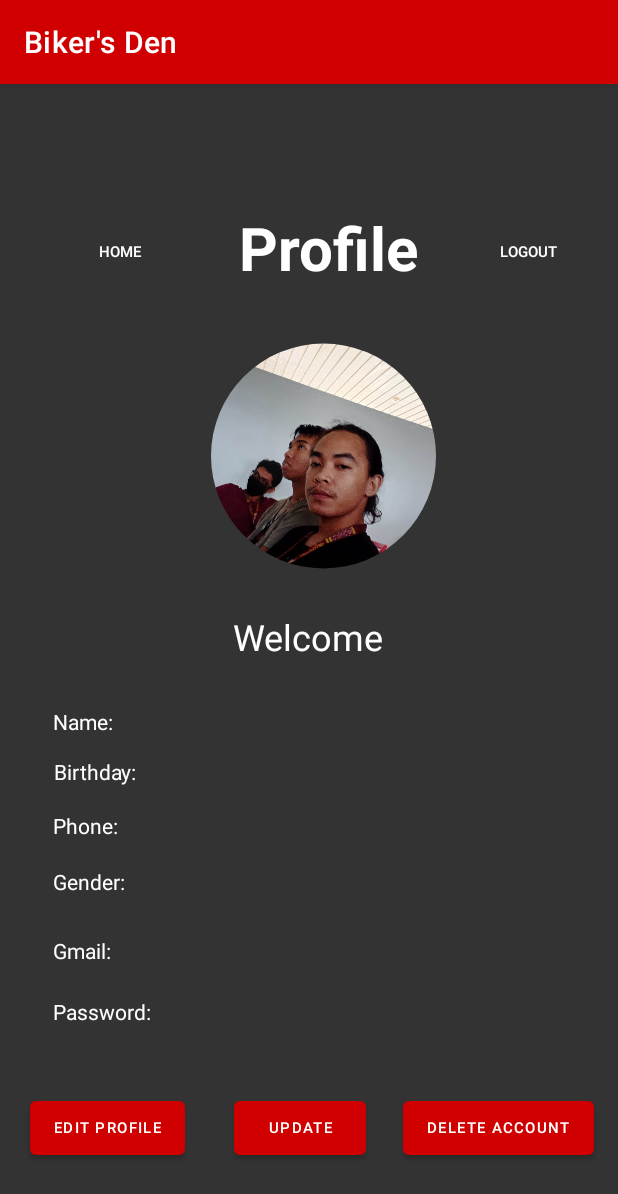
After one commit to harenzp/Biker-s-Den, an Android app: the Profile screen opened directly, with no data from a screen before it, on a phone screen of 412 x 824 dp. The commit adds this screen. Shown: the top 1194 px of the screen. Run offline under Robolectric (Android 15) with nearby library versions, the phone set to English and light mode, and no system bars; our stand-ins replace CircleImageView; Roboto replaces fonts that are not available here.

Commit message:
wapa nahuman yawa way internet

```diff
--- a/app/build.gradle
+++ b/app/build.gradle
@@ -43,4 +43,6 @@ dependencies {
     testImplementation 'junit:junit:4.13.2'
     androidTestImplementation 'androidx.test.ext:junit:1.1.5'
     androidTestImplementation 'androidx.test.espresso:espresso-core:3.5.1'
+
+    implementation 'de.hdodenhof:circleimageview:3.1.0'
 }
--- a/app/src/main/AndroidManifest.xml
+++ b/app/src/main/AndroidManifest.xml
@@ -13,6 +13,9 @@
         tools:targetApi="31">
         <activity
             android:name=".Shop"
+            android:exported="false" />
+        <activity
+            android:name=".Profile"
             android:exported="false" />
         <activity
             android:name=".WelcomeScreen"
--- a/app/src/main/java/com/project/bikersden/DatabaseManager.java
+++ b/app/src/main/java/com/project/bikersden/DatabaseManager.java
@@ -4,7 +4,11 @@ package com.project.bikersden;
 import android.database.Cursor;
 import android.database.sqlite.*;
 import android.content.*;
+import android.provider.ContactsContract;
+
 import androidx.annotation.Nullable;
+
+import java.io.Closeable;
 
 public class DatabaseManager extends SQLiteOpenHelper{
 
@@ -18,6 +22,9 @@ public class DatabaseManager extends SQLiteOpenHelper{
     public static final String columnGENDER = "gender";
 
     public static final String columnPassword  = "password";
+
+
+    public static String userGmail = "",userPass = "",userName = "",userBday = "",userPhone = "",userGender = "";
 
 
 
@@ -95,4 +102,40 @@ public class DatabaseManager extends SQLiteOpenHelper{
 
     }
 
+
+    public static void setGmail(String name){
+        userGmail = name;
+    }
+
+    public static void setPass(String password) {
+        userPass = password;
+    }
+
+
+    public void getDataByName() {
+        SQLiteDatabase db = getReadableDatabase();
+
+        String[] projection = {columnNAME, columnBDAY, columnPHONE, columnGENDER};
+        String selection = columnGMAIL + " = ?";
+        String[] selectionArgs = {userGmail};
+
+        Cursor cursor =  db.query(columnUSER, projection, selection, selectionArgs, null, null, null);
+
+        if (cursor.moveToFirst()) {
+            userName = cursor.getString(0);
+            userBday = cursor.getString(1);
+            userPhone = cursor.getString(2);
+            userGender = cursor.getString(3);
+        }
+
+
+
+            db.close();
+            cursor.close();
+
+    }
+
+
+
+
 }
--- a/app/src/main/java/com/project/bikersden/MainActivity.java
+++ b/app/src/main/java/com/project/bikersden/MainActivity.java
@@ -39,6 +39,7 @@ public class MainActivity extends AppCompatActivity implements View.OnClickListe
     }
 
 
+
     @Override
     public void onClick(View v) {
         switch (v.getId()){
@@ -47,7 +48,10 @@ public class MainActivity extends AppCompatActivity implements View.OnClickListe
                 String pass =  password.getText().toString().trim();
                 DatabaseManager db = new DatabaseManager(MainActivity.this);
                 if(db.loginAccount(gmail,pass)){
-                    Toast.makeText(MainActivity.this, "Login Successfull", Toast.LENGTH_SHORT).show();
+                    DatabaseManager.setGmail(gmail);
+                    DatabaseManager.setPass(pass);
+                    db.getDataByName();
+                    Toast.makeText(MainActivity.this, "Welcome " + db.userName, Toast.LENGTH_SHORT).show();
                     startActivity(new Intent(MainActivity.this,WelcomeScreen.class));
                 }else{
                     Toast.makeText(MainActivity.this, "Login Failed. Incorrect gmail or password", Toast.LENGTH_SHORT).show();
--- /dev/null
+++ b/app/src/main/java/com/project/bikersden/Profile.java
@@ -0,0 +1,83 @@
+package com.project.bikersden;
+
+import androidx.appcompat.app.AppCompatActivity;
+
+import android.content.Intent;
+import android.os.Bundle;
+import android.provider.ContactsContract;
+import android.view.View;
+import android.widget.Button;
+import android.widget.ImageView;
+import android.widget.TextView;
+
+public class Profile extends AppCompatActivity {
+
+
+    Button homeBtn,logoutBtn;
+
+    TextView welcomeText,nameText,bdayText,phoneText,genderText,gmailText,passText;
+    ImageView profile;
+
+    @Override
+    protected void onCreate(Bundle savedInstanceState) {
+        super.onCreate(savedInstanceState);
+        setContentView(R.layout.activity_profile);
+
+
+        homeBtn = findViewById(R.id.homeBtn);
+        homeBtn.setOnClickListener(new homeBtnListener());
+
+        logoutBtn = findViewById(R.id.logoutBtn);
+        logoutBtn.setOnClickListener(new logoutBtnLister());
+
+
+        welcomeText = findViewById(R.id.welcomeId);
+        welcomeText.setText("Welcome " + DatabaseManager.userName);
+
+        nameText = (TextView) findViewById(R.id.nameId);
+        nameText.setText("Name: " + DatabaseManager.userName);
+
+        bdayText = (TextView) findViewById(R.id.bdayId);
+        bdayText.setText("Birthday: " + DatabaseManager.userBday);
+
+        phoneText = (TextView) findViewById(R.id.phoneId);
+        phoneText.setText("Phone: " + DatabaseManager.userPhone);
+
+        genderText = (TextView) findViewById(R.id.genderId);
+        genderText.setText("Gender: " + DatabaseManager.userGender);
+
+
+        gmailText = (TextView) findViewById(R.id.gmailId);
+        gmailText.setText("Gmail: " + DatabaseManager.userGmail);
+
+        passText = (TextView) findViewById(R.id.passwordId);
+        passText.setText("Password: " + DatabaseManager.userPass);
+
+        profile = (ImageView) findViewById(R.id.your_imageview_id);
+        if(DatabaseManager.userGender.equals("Male")){
+            profile.setImageResource(R.drawable.harenz);
+        }
+
+
+    }
+
+
+
+    public class homeBtnListener implements View.OnClickListener{
+
+        @Override
+        public void onClick(View view) {
+            startActivity(new Intent(Profile.this,WelcomeScreen.class));
+        }
+    }
+
+    public class logoutBtnLister implements View.OnClickListener{
+
+        @Override
+        public void onClick(View view) {
+            startActivity(new Intent(Profile.this,MainActivity.class));
+        }
+    }
+
+
+}
--- a/app/src/main/java/com/project/bikersden/SignUp.java
+++ b/app/src/main/java/com/project/bikersden/SignUp.java
@@ -6,6 +6,7 @@ import android.content.Intent;
 import android.os.Bundle;
 import android.view.View;
 import android.widget.Button;
+import android.widget.CompoundButton;
 import android.widget.EditText;
 import android.widget.RadioButton;
 import android.widget.RadioGroup;
@@ -32,17 +33,25 @@ public class SignUp extends AppCompatActivity implements View.OnClickListener {
         emailText = (EditText) findViewById(R.id.email);
         passwordText = (EditText) findViewById(R.id.password);
         male = (RadioButton) findViewById(R.id.btnMale);
+        male.setOnCheckedChangeListener(new CompoundButton.OnCheckedChangeListener() {
+            @Override
+            public void onCheckedChanged(CompoundButton buttonView, boolean isChecked) {
+                if (isChecked) {
+                    gender = "Male";
+                }else{
+                    gender = "Female";
+
+                }
+            }
+        });
+
         female = (RadioButton) findViewById(R.id.btnFemale);
         clear = (Button) findViewById(R.id.btnClear);
         submit = (Button) findViewById(R.id.btnSubmit);
         submit.setOnClickListener(this);
         clear.setOnClickListener(this);
-//
-//        group.addView(male);
-//        group.addView(female);
 
     }
-
 
 
     @Override
@@ -58,11 +67,6 @@ public class SignUp extends AppCompatActivity implements View.OnClickListener {
                 phone = phoneText.getText().toString().trim();
                 email = emailText.getText().toString().trim();
                 password = passwordText.getText().toString().trim();
-                if(male.isSelected()){
-                    gender = "male";
-                }else{
-                    gender = "female";
-                }
                 DatabaseManager db = new DatabaseManager(SignUp.this);
                 String success =  db.addAccount(name,bday,email,password,phone,gender);
                 Toast.makeText(SignUp.this,success, Toast.LENGTH_SHORT).show();
--- a/app/src/main/java/com/project/bikersden/WelcomeScreen.java
+++ b/app/src/main/java/com/project/bikersden/WelcomeScreen.java
@@ -1,35 +1,60 @@
 package com.project.bikersden;
 
+import androidx.annotation.NonNull;
 import androidx.appcompat.app.AppCompatActivity;
 
 import android.content.Intent;
 import android.os.Bundle;
+import android.view.Menu;
+import android.view.MenuInflater;
+import android.view.MenuItem;
 import android.view.View;
 import android.widget.Button;
 
 public class WelcomeScreen extends AppCompatActivity {
 
-    private Button shopBtn;
 
+    Button shopBtn;
     @Override
     protected void onCreate(Bundle savedInstanceState) {
         super.onCreate(savedInstanceState);
         setContentView(R.layout.activity_welcome_screen);
 
+
         shopBtn = (Button) findViewById(R.id.button2);
 
-        View.OnClickListener buttonClickListener = new View.OnClickListener() {
-            @Override
-            public void onClick(View v) {
-                switch (v.getId()) {
-                    case R.id.button2:
-                        Intent intent = new Intent(WelcomeScreen.this, Shop.class);
-                        startActivity(intent);
-                        break;
-                }
-            }
-        };
+        shopBtn.setOnClickListener(new shopBtnListener());
 
-        shopBtn.setOnClickListener(buttonClickListener);
+
     }
+
+
+
+
+    public class shopBtnListener implements View.OnClickListener{
+
+        @Override
+        public void onClick(View view) {
+            startActivity(new Intent(WelcomeScreen.this,Shop.class));
+        }
+    }
+
+    @Override
+    public boolean onCreateOptionsMenu(Menu menu) {
+        MenuInflater inflater = getMenuInflater();
+        inflater.inflate(R.menu.account,menu);
+        return true;
+    }
+
+    @Override
+    public boolean onOptionsItemSelected(@NonNull MenuItem item) {
+        switch (item.getItemId()){
+            case R.id.accountId:
+                startActivity(new Intent(WelcomeScreen.this,Profile.class));
+                break;
+        }
+        return true;
+    }
+
+
 }
--- /dev/null
+++ b/app/src/main/res/layout/activity_profile.xml
@@ -0,0 +1,196 @@
+<?xml version="1.0" encoding="utf-8"?>
+<androidx.constraintlayout.widget.ConstraintLayout xmlns:android="http://schemas.android.com/apk/res/android"
+    xmlns:app="http://schemas.android.com/apk/res-auto"
+    xmlns:tools="http://schemas.android.com/tools"
+    android:layout_width="match_parent"
+    android:layout_height="match_parent"
+    android:background= "#333333"
+    tools:context=".Profile">
+
+    <TextView
+        android:id="@+id/accountProfile"
+        android:layout_width="wrap_content"
+        android:layout_height="0dp"
+        android:layout_marginBottom="632dp"
+        android:gravity="center_horizontal"
+        android:text="Profile"
+        android:textColor="@color/white"
+        android:textSize="40sp"
+        android:textStyle="bold"
+        app:layout_constraintBottom_toBottomOf="parent"
+        app:layout_constraintEnd_toEndOf="parent"
+        app:layout_constraintHorizontal_bias="0.544"
+        app:layout_constraintStart_toStartOf="parent" />
+
+    <Button
+        android:id="@+id/homeBtn"
+        style="@style/Widget.AppCompat.Button.Borderless"
+        android:layout_width="wrap_content"
+        android:layout_height="wrap_content"
+        android:layout_marginStart="16dp"
+        android:layout_marginEnd="4dp"
+        android:layout_marginBottom="632dp"
+        android:text="Home"
+        android:textSize="10sp"
+        app:layout_constraintBottom_toBottomOf="parent"
+        app:layout_constraintEnd_toStartOf="@+id/accountProfile"
+        app:layout_constraintHorizontal_bias="0.394"
+        app:layout_constraintStart_toStartOf="parent" />
+
+    <Button
+        android:id="@+id/logoutBtn"
+        style="@style/Widget.AppCompat.Button.Borderless"
+        android:layout_width="wrap_content"
+        android:layout_height="wrap_content"
+        android:layout_marginEnd="16dp"
+        android:layout_marginBottom="632dp"
+        android:text="Logout"
+        android:textSize="10sp"
+        app:layout_constraintBottom_toBottomOf="parent"
+        app:layout_constraintEnd_toEndOf="parent" />
+
+    <de.hdodenhof.circleimageview.CircleImageView
+        android:id="@+id/your_imageview_id"
+        android:layout_width="150dp"
+        android:layout_height="160dp"
+        android:layout_marginBottom="316dp"
+        android:scaleType="centerCrop"
+        android:src="@drawable/harenz"
+        app:layout_constraintBottom_toBottomOf="parent"
+        app:layout_constraintEnd_toEndOf="parent"
+        app:layout_constraintHorizontal_bias="0.536"
+        app:layout_constraintStart_toStartOf="parent"
+        app:layout_constraintTop_toBottomOf="@+id/accountProfile"
+        app:layout_constraintVertical_bias="0.205" />
+
+    <TextView
+        android:id="@+id/welcomeId"
+        android:layout_width="wrap_content"
+        android:layout_height="wrap_content"
+        android:layout_marginTop="20dp"
+        android:text="Welcome"
+        android:textColor="@color/white"
+        android:textSize="24sp"
+        app:layout_constraintBottom_toBottomOf="parent"
+        app:layout_constraintEnd_toEndOf="parent"
+        app:layout_constraintHorizontal_bias="0.509"
+        app:layout_constraintStart_toStartOf="parent"
+        app:layout_constraintTop_toBottomOf="@+id/your_imageview_id"
+        app:layout_constraintVertical_bias="0.011" />
+
+    <TextView
+        android:id="@+id/nameId"
+        android:layout_width="wrap_content"
+        android:layout_height="wrap_content"
+        android:layout_marginBottom="308dp"
+        android:text="Name"
+        android:textColor="@color/white"
+        app:layout_constraintBottom_toBottomOf="parent"
+        app:layout_constraintEnd_toEndOf="parent"
+        app:layout_constraintHorizontal_bias="0.096"
+        app:layout_constraintStart_toStartOf="parent"
+        app:layout_constraintTop_toBottomOf="@+id/welcomeId"
+        app:layout_constraintVertical_bias="0.553" />
+
+    <TextView
+        android:id="@+id/bdayId"
+        android:layout_width="wrap_content"
+        android:layout_height="wrap_content"
+        android:layout_marginBottom="300dp"
+        android:text="Birthdate"
+        android:textColor="@color/white"
+        app:layout_constraintBottom_toBottomOf="parent"
+        app:layout_constraintEnd_toEndOf="parent"
+        app:layout_constraintHorizontal_bias="0.101"
+        app:layout_constraintStart_toStartOf="parent" />
+
+    <TextView
+        android:id="@+id/phoneId"
+        android:layout_width="wrap_content"
+        android:layout_height="wrap_content"
+        android:layout_marginBottom="248dp"
+        android:text="Phone"
+        android:textColor="@color/white"
+        app:layout_constraintBottom_toBottomOf="parent"
+        app:layout_constraintEnd_toEndOf="parent"
+        app:layout_constraintHorizontal_bias="0.097"
+        app:layout_constraintStart_toStartOf="parent"
+        app:layout_constraintTop_toBottomOf="@+id/bdayId" />
+
+    <TextView
+        android:id="@+id/genderId"
+        android:layout_width="wrap_content"
+        android:layout_height="wrap_content"
+        android:layout_marginBottom="188dp"
+        android:text="Gender"
+        android:textColor="@color/white"
+        app:layout_constraintBottom_toBottomOf="parent"
+        app:layout_constraintEnd_toEndOf="parent"
+        app:layout_constraintHorizontal_bias="0.098"
+        app:layout_constraintStart_toStartOf="parent"
+        app:layout_constraintTop_toBottomOf="@+id/phoneId"
+        app:layout_constraintVertical_bias="0.315" />
+
+    <TextView
+        android:id="@+id/gmailId"
+        android:layout_width="wrap_content"
+        android:layout_height="wrap_content"
+        android:layout_marginBottom="128dp"
+        android:text="Gmail"
+        android:textColor="@color/white"
+        app:layout_constraintBottom_toBottomOf="parent"
+        app:layout_constraintEnd_toEndOf="parent"
+        app:layout_constraintHorizontal_bias="0.096"
+        app:layout_constraintStart_toStartOf="parent"
+        app:layout_constraintTop_toBottomOf="@+id/genderId"
+        app:layout_constraintVertical_bias="0.337" />
+
+    <TextView
+        android:id="@+id/passwordId"
+        android:layout_width="wrap_content"
+        android:layout_height="wrap_content"
+        android:layout_marginBottom="92dp"
+        android:text="Password"
+        android:textColor="@color/white"
+        app:layout_constraintBottom_toBottomOf="parent"
+        app:layout_constraintEnd_toEndOf="parent"
+        app:layout_constraintHorizontal_bias="0.103"
+        app:layout_constraintStart_toStartOf="parent"
+        app:layout_constraintTop_toBottomOf="@+id/gmailId"
+        app:layout_constraintVertical_bias="0.307" />
+
+    <Button
+        android:id="@+id/deleteAccountBtn"
+        android:layout_width="wrap_content"
+        android:layout_height="wrap_content"
+        android:layout_marginEnd="16dp"
+        android:layout_marginBottom="48dp"
+        android:text="Delete Account"
+        android:textSize="10sp"
+        app:layout_constraintBottom_toBottomOf="parent"
+        app:layout_constraintEnd_toEndOf="parent" />
+
+    <Button
+        android:id="@+id/editProfileBtn"
+        android:layout_width="wrap_content"
+        android:layout_height="wrap_content"
+        android:layout_marginStart="20dp"
+        android:layout_marginBottom="48dp"
+        android:text="Edit Profile"
+        android:textSize="10sp"
+        app:layout_constraintBottom_toBottomOf="parent"
+        app:layout_constraintStart_toStartOf="parent" />
+
+    <Button
+        android:id="@+id/updateBtn"
+        android:layout_width="wrap_content"
+        android:layout_height="wrap_content"
+        android:layout_marginStart="8dp"
+        android:layout_marginBottom="48dp"
+        android:textSize="10sp"
+        android:text="Update"
+        app:layout_constraintBottom_toBottomOf="parent"
+        app:layout_constraintEnd_toStartOf="@+id/deleteAccountBtn"
+        app:layout_constraintStart_toEndOf="@+id/editProfileBtn" />
+
+</androidx.constraintlayout.widget.ConstraintLayout>
--- a/app/src/main/res/layout/activity_welcome_screen.xml
+++ b/app/src/main/res/layout/activity_welcome_screen.xml
@@ -16,6 +16,8 @@
         app:layout_constraintStart_toStartOf="parent"
         app:layout_constraintTop_toTopOf="parent"
         app:srcCompat="@drawable/logo" />
+
+
 
     <TextView
         android:id="@+id/welcome"
--- /dev/null
+++ b/app/src/main/res/menu/account.xml
@@ -0,0 +1,8 @@
+<?xml version="1.0" encoding="utf-8"?>
+<menu xmlns:android="http://schemas.android.com/apk/res/android">
+
+    <item android:title="Account"
+            android:id="@+id/accountId"
+        />
+
+</menu>
```
Also changed, not shown: app/src/main/res/drawable/harenz.jpg (added), app/src/main/res/harenz.jpg (added).
